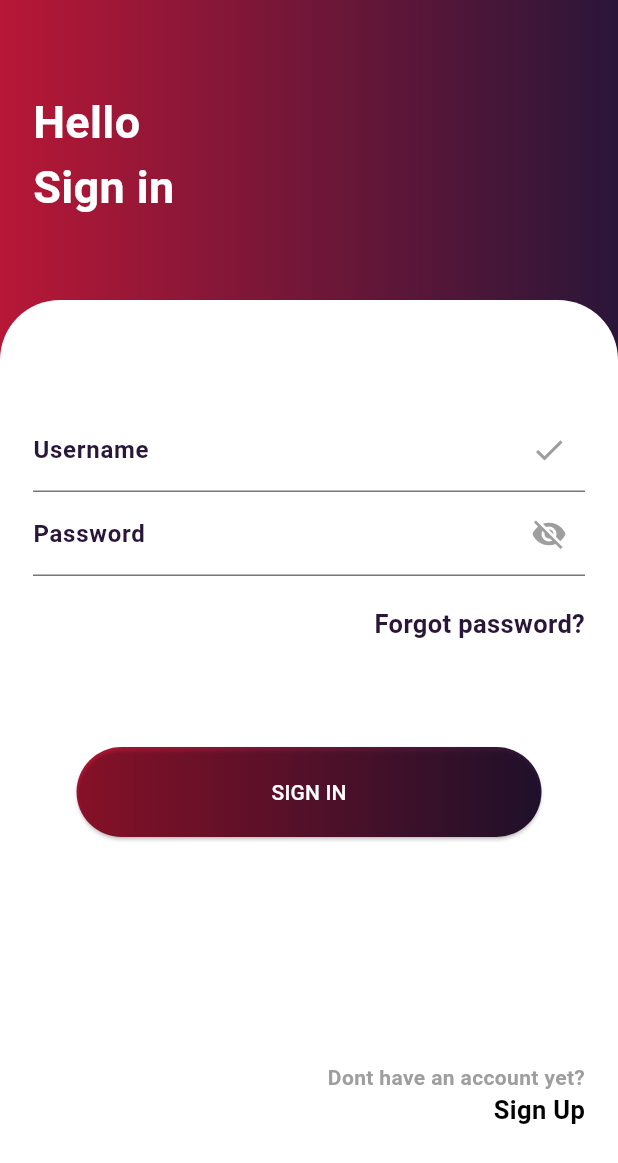
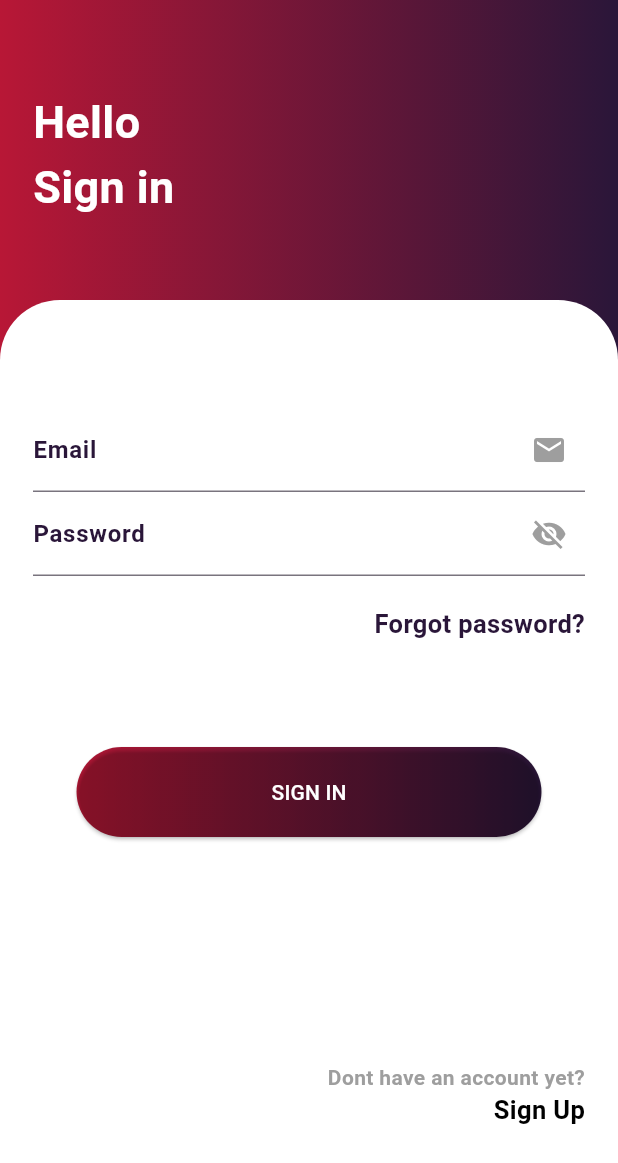
Before and after one commit to chikuthomas/Flutter-authentication-design-1, a Flutter app: the screen it shows after launch, after a tap on "SIGN IN", on a phone screen of 412 x 824 dp. Shown: the top 1163 px of the screen. Run offline on Flutter 3.47's test engine with Material 3 defaults, Android fonts, the light colour scheme and no system bars.

Commit message:
initial commit

```diff
--- a/lib/views/login_page.dart
+++ b/lib/views/login_page.dart
@@ -55,11 +55,11 @@ class _LoginPageState extends State<LoginPage> {
                     TextField(
                       decoration: InputDecoration(
                           suffixIcon: Icon(
-                            Icons.check,
+                            Icons.email,
                             color: Colors.grey,
                           ),
                           label: Text(
-                            'Username',
+                            'Email',
                             style: TextStyle(
                               fontWeight: FontWeight.bold,
                               color: Color(0xff2A1639),
```
